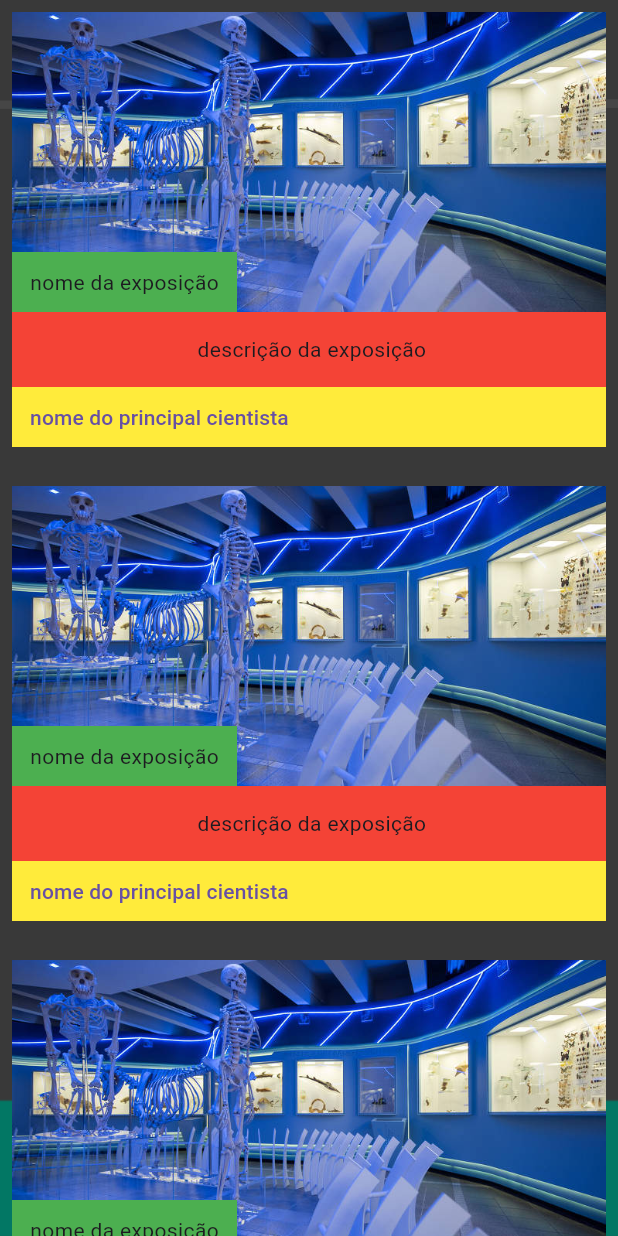
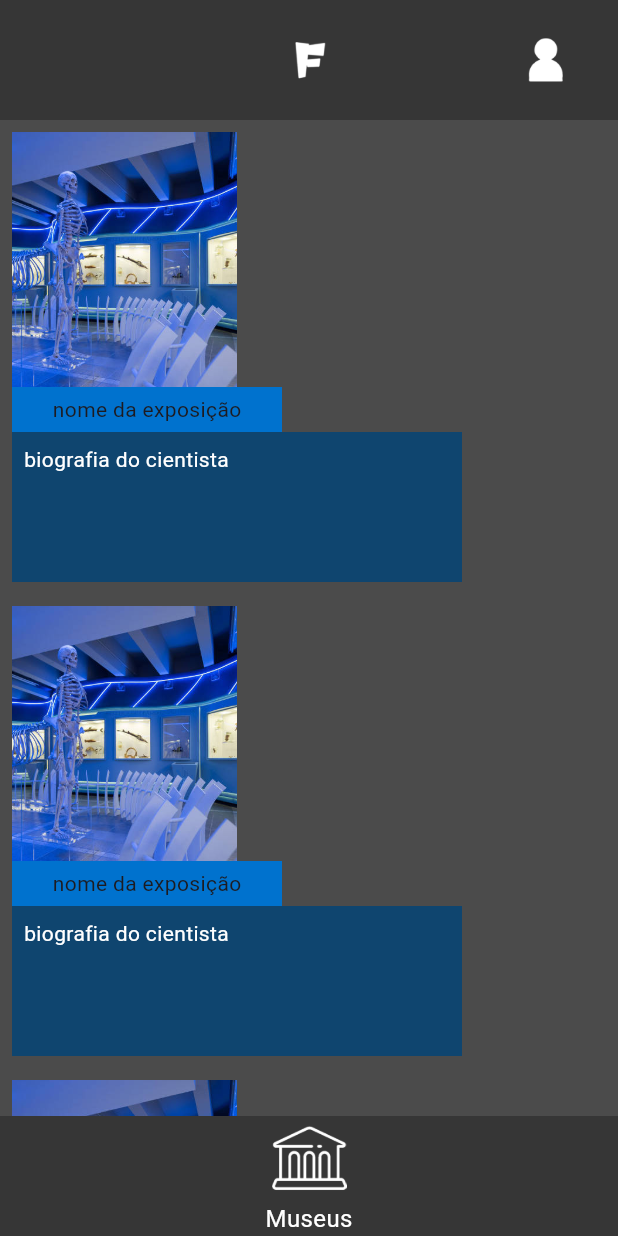
Before and after one commit to giovanavbs/flutter_cience, a Flutter app: the screen it shows after launch, after a tap on "nome do principal cientista", on a phone screen of 412 x 824 dp. Run offline on Flutter 3.47's test engine with Material 3 defaults, Android fonts, the phone set to English and light mode, and no system bars.

Commit message:
adicionando tela 2 dos cientistas + att

```diff
--- /dev/null
+++ b/lib/cientista.dart
@@ -0,0 +1,210 @@
+import 'package:flutter/material.dart';
+
+void cientistaTela(BuildContext context) {
+  Navigator.push(
+    context,
+    MaterialPageRoute(builder: (context) => const Cientista()),
+  );
+}
+
+void main() {
+  runApp(const Cientista());
+}
+
+class Cientista extends StatelessWidget {
+  const Cientista({super.key});
+
+  @override
+  Widget build(BuildContext context) {
+    return MaterialApp(
+      home: Scaffold(
+        body: Container(
+          decoration: const BoxDecoration(
+            image: DecorationImage(
+              image: AssetImage("assets/images/background_cinza.png"),
+              fit: BoxFit.cover,
+            ),
+          ),
+          child: const Stack(
+          children: [
+            Positioned(
+              left: 0,
+              right: 0,
+              top: 0, // vai ficar na parte superior entao sem bottom
+              child: menuSuperior(),
+            ),
+            Positioned.fill( // deixa as duas classes de menu sobreporem a lista
+              top: 80, // pra lista nao ficar por baixo do container do menu
+              child: Center(
+                child: CientistaBio(),
+              ),
+            ),
+            Positioned(
+              left: 0,
+              right: 0,
+              bottom: 0, // parte inferior entao sem top
+              child: menuInferior(),
+            ),
+          ],
+        ),
+      ),
+    ),
+  );
+}
+
+}
+
+
+class CientistaBio extends StatelessWidget {
+  const CientistaBio({super.key});
+
+  @override
+  Widget build(BuildContext context) {
+    return ListView.builder(
+      itemCount: 6,
+      itemBuilder: (BuildContext context, int index) {
+        return const Biografia();
+      },
+    );
+  }
+}
+
+class Biografia extends StatelessWidget {
+  const Biografia({super.key});
+
+  @override
+  Widget build(BuildContext context) {
+    return Padding(
+      padding: const EdgeInsets.all(8.0),
+      child: Column(
+        mainAxisSize: MainAxisSize.min,
+        crossAxisAlignment: CrossAxisAlignment.start,
+        children: <Widget>[
+          Container(
+            height: 200,
+            child: Stack(
+              alignment: Alignment.bottomLeft,
+              children: <Widget>[
+                Container(
+                  width: 150,
+                  decoration: const BoxDecoration(
+                  image: DecorationImage(
+                  image: AssetImage("assets/images/exp1.jpg"),
+                  fit: BoxFit.cover,
+                ),
+               ),
+              ),
+                Positioned(
+                  child: Container(
+                    color: const Color(0xFF0072ce),
+                    width: 180,
+                    height: 30,
+                    child: const Center(child: Text(
+                      'nome da exposição'
+                      ),
+                      ),
+                    ),
+                  ),
+              ],
+            ),
+          ),
+          Container(
+            width: 300,
+            height: 100,
+            color: const Color(0xFF0f456f),
+            child: const Padding(
+              padding: EdgeInsets.all(8.0),
+              child: Text(
+                'biografia do cientista',
+                style: TextStyle(color: Colors.white),
+              ),
+            ),
+          ),
+        ],
+      ),
+    );
+  }
+}
+
+// classe para o menu inferior que sobrepõe tudo na tela, diferente da tela exposição
+
+class menuInferior extends StatelessWidget {
+  const menuInferior({super.key});
+
+  @override
+  Widget build(BuildContext context) {
+    return Positioned(
+      left: 0,
+      right: 0,
+      bottom: 0,
+      child: Container(
+        height: 80,
+        color: const Color(0xFF363636),
+        child: Column(
+          mainAxisAlignment: MainAxisAlignment.center,
+          children: [ Expanded(
+              child: Center(
+                child: Image.asset(
+                  'assets/images/museus.png',
+                  width: 50,
+                  height: 50,
+                ),
+              ),
+            ),
+            const Text(
+              'Museus',
+              style: TextStyle(
+                color: Colors.white,
+                fontSize: 16,
+              ),
+            ),
+          ],
+        ),
+      ),
+    );
+  }
+}
+
+// classe para o menu superior que sobrepõe tudo na tela
+
+class menuSuperior extends StatelessWidget {
+  const menuSuperior({super.key});
+
+  @override
+Widget build(BuildContext context) {
+  return Container(
+    height: 80,
+    width: double.infinity, // pegar o width inteiro da tela
+    padding: const EdgeInsets.all(20.0),
+    color: const Color(0xFF363636),
+    child: Stack(
+      children: [
+        Positioned(
+          left: 0,
+          right: 0,
+          top: 0,
+          bottom: 0,
+          child: Center(
+            child: Image.asset(
+              'assets/images/fantastic.png',
+              width: 50,
+              height: 50,
+            ),
+          ),
+        ),
+        Positioned(
+          right: 0,
+          top: 0,
+          bottom: 0,
+          child: Image.asset(
+            'assets/images/login.png',
+            width: 50,
+            height: 50,
+            alignment: Alignment.centerLeft,
+          ),
+        ),
+      ],
+    ),
+  );
+}
+}
--- a/lib/main.dart
+++ b/lib/main.dart
@@ -1,4 +1,5 @@
 import 'package:flutter/material.dart';
+import 'cientista.dart';
 
 void main() {
   runApp(const MainApp());
@@ -12,28 +13,48 @@ class MainApp extends StatelessWidget {
   return MaterialApp(
     home: Scaffold(
       body: Container(
-  decoration: const BoxDecoration( // const pq ele da erro se nao tiver
+        decoration: const BoxDecoration(
           image: DecorationImage(
-      image: AssetImage("assets/images/background1.png"), // a proporção da imagem de fundo ainda tem que ser arrumada!!
+            image: AssetImage("assets/images/background_cinza.png"),
             fit: BoxFit.cover,
           ),
         ),
-        child: const Center(  // const novamente pq ele da erro
-          child: MyListView(),
+        child: const Stack(
+          children: [
+            Positioned(
+              left: 0,
+              right: 0,
+              top: 0, // vai ficar na parte superior entao sem bottom
+              child: menuSuperior(),
+            ),
+            Positioned.fill( // deixa as duas classes de menu sobreporem a lista
+              top: 80, // pra lista nao ficar por baixo do container do menu
+              child: Center(
+                child: MuseusExp(),
+              ),
+            ),
+            Positioned(
+              left: 0,
+              right: 0,
+              bottom: 0, // parte inferior entao sem top
+              child: menuInferior(),
+            ),
+          ],
         ),
       ),
     ),
   );
 }
+
 }
 
-class MyListView extends StatelessWidget {
-  const MyListView({super.key});
+class MuseusExp extends StatelessWidget {
+  const MuseusExp({super.key});
 
   @override
   Widget build(BuildContext context) {
     return ListView.builder(
-      itemCount: 6, // numero total de elementos criador(como é um exemplo estatico coloquei 6, mas futuramente será uma variavel)
+      itemCount: 6, // numero total de elementos criados, coloquei 6 de exemplo
       itemBuilder: (BuildContext context, int index) {
         return const exposicao();
       },
@@ -68,7 +89,7 @@ class exposicao extends StatelessWidget {
               ),
                 Positioned(
                   child: Container(
-                    color: Colors.green,
+                    color: const Color(0xFF00FFD1),
                     width: 150,
                     height: 40,
                     child: const Center(child: Text('nome da exposição')),
@@ -84,7 +105,7 @@ class exposicao extends StatelessWidget {
                 Flexible( // container flexible para que  tamanho possa se adequar ao texto da descrição
                   child: Container(
                     width: 400,
-                    color: Colors.red,
+                    color: const Color(0xFF04856D),
                     child: const Center(child: Text(' descrição da exposição')), // center utilizado para que o texto esteja centralizado, o const esta sendo usado aqui pq é um exemplo, no futuro quando for usado uma variavel o valor vai deixar de ser constante
                   ),
                 ),
@@ -92,11 +113,11 @@ class exposicao extends StatelessWidget {
                   child: Container(
                     width: 400,
                     height: 40,
-                    color: Colors.yellow,
+                    color: const Color(0xFF00FFD1),
                     child: TextButton(
                       onPressed: () {
                         // ação quando o botão for pressionado, o print é só para teste, no futuro vai redirecionar para a tela de cientistas
-                        print('botão foi pressionado');
+                         cientistaTela(context); // Chama a função de navegação
                       },
                         child: const Align( // const apenas para ele parar de dar erro
                         alignment: Alignment.centerLeft,
@@ -112,4 +133,140 @@ class exposicao extends StatelessWidget {
       ),
     );
   }
-} // rascunho do codigo, ainda falta adicionar o botão de login no canto superior direito, dar a ação correta para o botão do cientista, criar a variavel, etc
+}
+
+// classe para o menu superior que sobrepõe tudo na tela - criei fora pq dentro era uma bagunça com chaves e stack tudo torto
+
+class menuSuperior extends StatelessWidget {
+  const menuSuperior({super.key});
+
+  @override
+Widget build(BuildContext context) {
+  return Container(
+    height: 80,
+    width: double.infinity, // pegar o width inteiro da tela
+    padding: const EdgeInsets.all(20.0),
+    color: const Color(0xFF363636),
+    child: Stack(
+      children: [
+        Positioned(
+          left: 0,
+          right: 0,
+          top: 0,
+          bottom: 0, // sem padding
+          child: Center(
+            child: Image.asset(
+              'assets/images/fantastic.png',
+              width: 50,
+              height: 50,
+            ),
+          ),
+        ),
+        Positioned(
+          right: 0,
+          top: 0,
+          bottom: 0, // todos zerados menos left pra ficar alinahdo a esquerda
+          child: Image.asset(
+            'assets/images/login.png',
+            width: 50,
+            height: 50,
+            alignment: Alignment.centerLeft,
+          ),
+        ),
+      ],
+    ),
+  );
+}
+}
+
+// classe para o menu superior que sobrepõe tudo na tela
+
+class menuInferior extends StatelessWidget {
+  const menuInferior({super.key});
+
+  @override
+  Widget build(BuildContext context) {
+    return Positioned( // o return é usado para devolver os widgets(nesse caso as imagens e texts que estao dentro do positioned)
+      left: 0,
+      right: 0,
+      bottom: 0,
+      child: Container(
+        height: 80,
+        color: const Color(0xFF363636),
+        child: Row( // organiza os elementos horizontalmente, usado pra deixar as imagens um do lado da outra
+          mainAxisAlignment: MainAxisAlignment.spaceBetween, // spacebetween faz com que os elementos sejam organizados entre si do começo ao fim da linha horizontal
+          children: [
+            Padding(
+              padding: const EdgeInsets.only(left: 60.0, right: 0.0, top: 0.0),
+              child: Container(
+                width: 80,
+                height: 80,
+                child: Column( // organiza os elementos verticalmente, tipo o layout linear
+                  mainAxisAlignment: MainAxisAlignment.center, // coloca os elementos alinhados verticalmente(x) na column
+                  children: [
+                    Image.asset(
+                      'assets/images/museus.png',
+                      width: 50,
+                      height: 50,
+                    ),
+                    const Text(
+                      'museus',
+                      style: TextStyle(color: Colors.white),
+                    ),
+                  ],
+                ),
+              ),
+            ),
+            Padding(
+              padding: const EdgeInsets.symmetric(horizontal: 8.0),
+              child: Container(
+                width: 80,
+                height: 80,
+                child: Center(
+                  child: Column(
+                    mainAxisAlignment: MainAxisAlignment.center,
+                    children: [
+                      Image.asset(
+                        'assets/images/cientistas.png',
+                        width: 50,
+                        height: 50,
+                      ),
+                      const Text(
+                        'cientistas',
+                        style: TextStyle(color: Colors.white),
+                      ),
+                    ],
+                  ),
+                ),
+              ),
+            ),
+            Padding(
+              padding: const EdgeInsets.only(right: 60.0, left: 0.0),
+              child: Container(
+                width: 80,
+                height: 80,
+                child: Align(
+                  alignment: Alignment.centerRight,
+                  child: Column(
+                    mainAxisAlignment: MainAxisAlignment.center,
+                    children: [
+                      Image.asset(
+                        'assets/images/favoritos.png',
+                        width: 50,
+                        height: 50,
+                      ),
+                      const Text(
+                        'favoritos',
+                        style: TextStyle(color: Colors.white),
+                      ),
+                    ],
+                  ),
+                ),
+              ),
+            ),
+          ],
+        ),
+      ),
+    );
+  }
+}
--- a/pubspec.yaml
+++ b/pubspec.yaml
@@ -21,3 +21,9 @@ flutter:
   - assets/images/exp1.jpg
   - assets/images/exp2.jpg
   - assets/images/background1.png
+  - assets/images/background_cinza.png
+  - assets/images/cientistas.png
+  - assets/images/museus.png
+  - assets/images/login.png
+  - assets/images/fantastic.png
+  - assets/images/favoritos.png
```
Also changed, not shown: assets/images/background_cinza.png (added), assets/images/cientistas.png (added), assets/images/fantastic.png (added), assets/images/favoritos.png (added), assets/images/login.png (added), assets/images/museus.png (added). Lines whose indentation alone changed are shown as unchanged.
